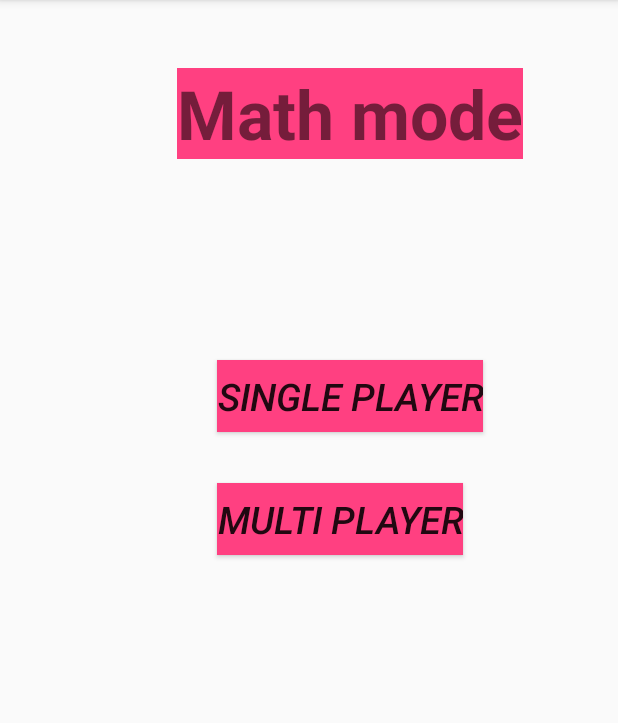
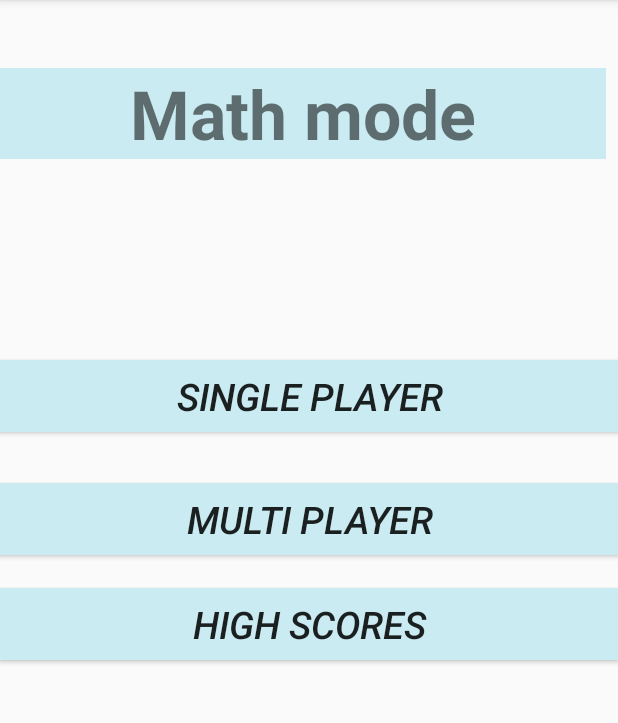
Before and after one commit to SongQian2016/SlidingPuzzle, an Android app: the MathModeSelectActivity screen opened directly, with no data from a screen before it, on a phone screen of 412 x 824 dp, the part 84-807 px from its top. Run offline under Robolectric (Android 15) with nearby library versions, the phone set to English and light mode, and no system bars.

Commit message:
UI related changes for high score

```diff
--- a/app/src/main/AndroidManifest.xml
+++ b/app/src/main/AndroidManifest.xml
@@ -1,6 +1,8 @@
 <?xml version="1.0" encoding="utf-8"?>
 <manifest xmlns:android="http://schemas.android.com/apk/res/android"
     package="groupapp.cs.psu.slidingpuzzle">
+
+    <uses-permission android:name="android.permission.INTERNET" />
 
     <application
         android:allowBackup="true"
@@ -27,6 +29,7 @@
         <activity android:name=".Math1playerActivity" />
         <activity android:name=".Math2playersActivity" />
         <activity android:name=".MathCutthroughActivity" />
+        <activity android:name=".HighScoreActivity"/>
 
     </application>
 
--- a/app/src/main/java/groupapp/cs/psu/slidingpuzzle/MathModeSelectActivity.java
+++ b/app/src/main/java/groupapp/cs/psu/slidingpuzzle/MathModeSelectActivity.java
@@ -17,6 +17,7 @@ public class MathModeSelectActivity extends AppCompatActivity {
 
         button1 = (Button) findViewById(R.id.singleplayerbutton);
         button2 = (Button) findViewById(R.id.multiplayerbutton);
+        button3 = (Button) findViewById(R.id.highscorebutton);
 
         button1.setOnClickListener(new View.OnClickListener() {
             @Override
@@ -39,5 +40,17 @@ public class MathModeSelectActivity extends AppCompatActivity {
                 startActivity(intent);
             }
         });
+
+
+        button3.setOnClickListener(new View.OnClickListener() {
+            @Override
+            public void onClick(View view) {
+                open3();
+            }
+            private void open3() {
+                Intent intent = new Intent(MathModeSelectActivity.this, HighScoreActivity.class);
+                startActivity(intent);
+            }
+        });
     }
 }
--- a/app/src/main/res/layout/activity_main.xml
+++ b/app/src/main/res/layout/activity_main.xml
@@ -28,7 +28,7 @@
         android:layout_marginEnd="19dp"
         android:layout_marginStart="19dp"
         android:layout_marginTop="39dp"
-        android:background="@color/colorAccent"
+        android:background="@color/sky"
         android:text="SLIDING PUZZLE"
         android:textSize="40dp"
         android:textStyle="bold"
--- a/app/src/main/res/layout/activity_math_mode_select.xml
+++ b/app/src/main/res/layout/activity_math_mode_select.xml
@@ -10,23 +10,24 @@
 
     <TextView
         android:id="@+id/textView"
-        android:layout_width="wrap_content"
+        android:layout_width="match_parent"
         android:layout_height="wrap_content"
-        android:layout_marginEnd="63dp"
+        android:layout_marginEnd="8dp"
         android:layout_marginTop="45dp"
-        android:background="@color/colorAccent"
+        android:background="@color/sky"
         android:text="Math mode"
         android:textSize="45dp"
         android:textStyle="bold"
+        android:textAlignment="center"
         app:layout_constraintEnd_toEndOf="parent"
         app:layout_constraintTop_toTopOf="parent" />
 
     <Button
         android:id="@+id/singleplayerbutton"
-        android:layout_width="wrap_content"
+        android:layout_width="match_parent"
         android:layout_height="wrap_content"
         android:layout_marginTop="240dp"
-        android:background="@color/colorAccent"
+        android:background="@color/sky"
         android:text="Single Player"
         android:textSize="25dp"
         android:textStyle="italic"
@@ -36,10 +37,10 @@
 
     <Button
         android:id="@+id/multiplayerbutton"
-        android:layout_width="wrap_content"
+        android:layout_width="match_parent"
         android:layout_height="wrap_content"
         android:layout_marginTop="34dp"
-        android:background="@color/colorAccent"
+        android:background="@color/sky"
         android:text="Multi player"
         android:textSize="25dp"
         android:textStyle="italic"
@@ -48,4 +49,16 @@
         tools:layout_editor_absoluteX="118dp"
         tools:layout_editor_absoluteY="322dp" />
 
+    <Button
+        android:id="@+id/highscorebutton"
+        android:layout_width="match_parent"
+        android:layout_height="wrap_content"
+        android:layout_marginTop="104dp"
+        android:background="@color/sky"
+        android:text="High Scores"
+        android:textSize="25dp"
+        android:textStyle="italic"
+        app:layout_constraintStart_toStartOf="@+id/singleplayerbutton"
+        app:layout_constraintTop_toBottomOf="@+id/singleplayerbutton" />
+
 </android.support.constraint.ConstraintLayout>
--- a/app/src/main/res/layout/activity_modeselection.xml
+++ b/app/src/main/res/layout/activity_modeselection.xml
@@ -12,7 +12,7 @@
         android:layout_height="wrap_content"
         android:layout_marginBottom="40dp"
         android:layout_marginStart="10dp"
-        android:background="@color/colorAccent"
+        android:background="@color/sky"
         android:text="Math Mode"
         android:textSize="30dp"
         android:textStyle="italic"
@@ -24,7 +24,7 @@
         android:layout_width="wrap_content"
         android:layout_height="wrap_content"
         android:layout_marginBottom="205dp"
-        android:background="@color/colorAccent"
+        android:background="@color/sky"
         android:text="Number Mode"
         android:textSize="30dp"
         android:textStyle="italic"
@@ -38,7 +38,7 @@
         android:layout_height="wrap_content"
         android:layout_marginStart="60dp"
         android:layout_marginTop="40dp"
-        android:background="@color/colorAccent"
+        android:background="@color/sky"
         android:text="Select Mode "
         android:textSize="45dp"
         android:textStyle="bold"
--- a/app/src/main/res/layout/highscorelayout.xml
+++ b/app/src/main/res/layout/highscorelayout.xml
@@ -4,7 +4,8 @@
     xmlns:tools="http://schemas.android.com/tools"
     android:id="@+id/relativeLayout"
     android:layout_width="match_parent"
-    android:layout_height="match_parent">
+    android:layout_height="match_parent"
+    android:background="@color/grain">
 
 
     <TextView
```
Also changed, not shown: app/src/main/java/groupapp/cs/psu/slidingpuzzle/Math1playerActivity.java (+63 -17 lines), 60 other files.
